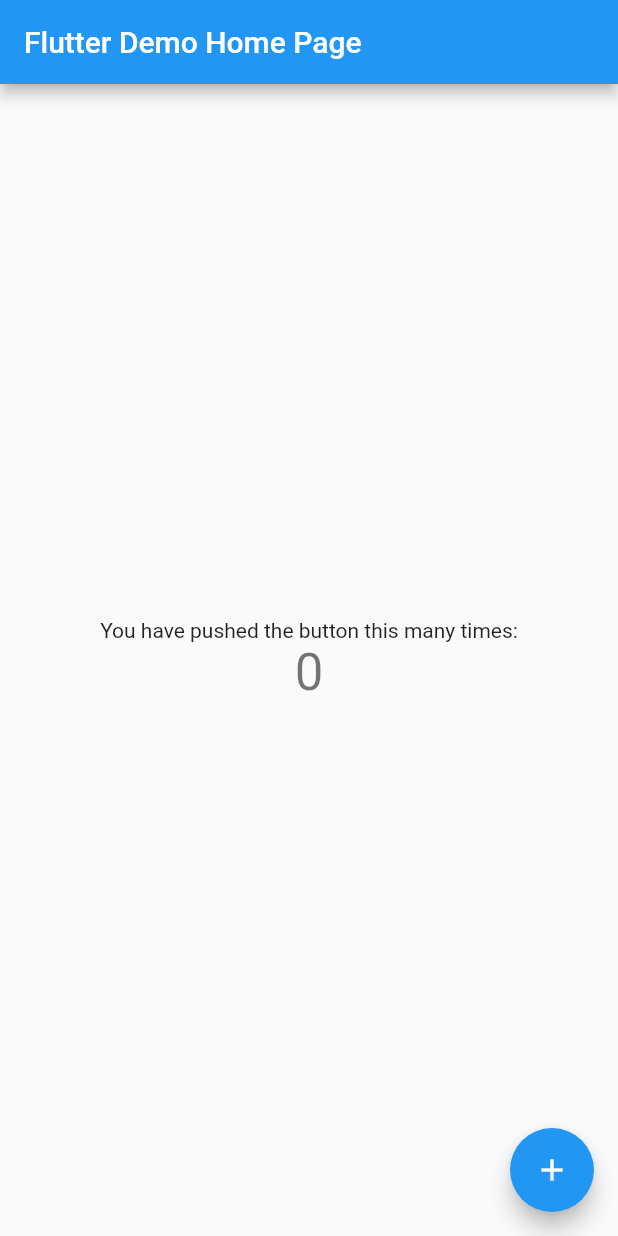
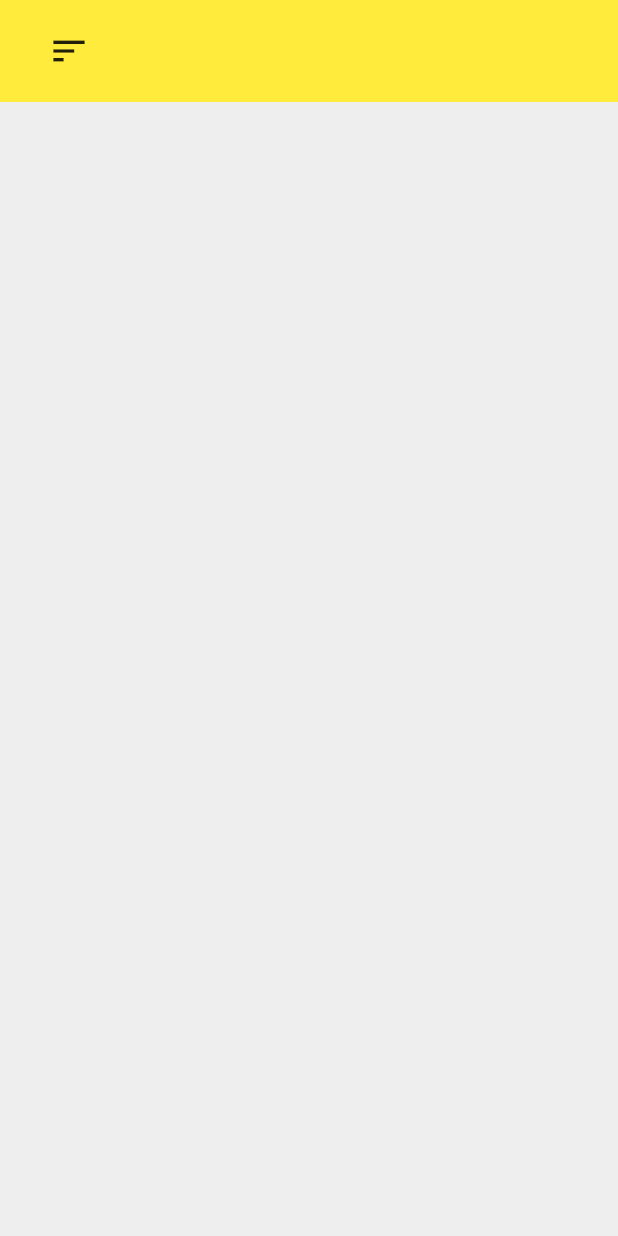
Before and after one commit to wasddsaw/flutter-todolist, a Flutter app: the screen it shows after launch, on a phone screen of 412 x 824 dp. Run offline on Flutter 3.47's test engine with Material 2 defaults, Android fonts, the phone set to English and light mode, and no system bars; our stand-ins replace google_fonts.

Commit message:
added google-font package /  navbar widget

```diff
--- a/lib/main.dart
+++ b/lib/main.dart
@@ -1,4 +1,6 @@
 import 'package:flutter/material.dart';
+import 'package:google_fonts/google_fonts.dart';
+import 'package:todolist/screens/home.dart';
 
 void main() {
   runApp(const MyApp());
@@ -10,58 +12,13 @@ class MyApp extends StatelessWidget {
   @override
   Widget build(BuildContext context) {
     return MaterialApp(
-      title: 'Flutter Demo',
+      title: 'Todolist Flutter',
       theme: ThemeData(
         primarySwatch: Colors.blue,
+        visualDensity: VisualDensity.adaptivePlatformDensity,
+        textTheme: GoogleFonts.montserratTextTheme(),
       ),
-      home: const MyHomePage(title: 'Flutter Demo Home Page'),
+      home: const Home()
     );
   }
 }
-
-class MyHomePage extends StatefulWidget {
-  const MyHomePage({Key? key, required this.title}) : super(key: key);
-
-  final String title;
-
-  @override
-  State<MyHomePage> createState() => _MyHomePageState();
-}
-
-class _MyHomePageState extends State<MyHomePage> {
-  int _counter = 0;
-
-  void _incrementCounter() {
-    setState(() {
-      _counter++;
-    });
-  }
-
-  @override
-  Widget build(BuildContext context) {
-    return Scaffold(
-      appBar: AppBar(
-        title: Text(widget.title),
-      ),
-      body: Center(
-        child: Column(
-          mainAxisAlignment: MainAxisAlignment.center,
-          children: <Widget>[
-            const Text(
-              'You have pushed the button this many times:',
-            ),
-            Text(
-              '$_counter',
-              style: Theme.of(context).textTheme.headline4,
-            ),
-          ],
-        ),
-      ),
-      floatingActionButton: FloatingActionButton(
-        onPressed: _incrementCounter,
-        tooltip: 'Increment',
-        child: const Icon(Icons.add),
-      ),
-    );
-  }
-}
--- /dev/null
+++ b/lib/screens/home.dart
@@ -0,0 +1,17 @@
+import 'package:flutter/material.dart';
+import 'package:todolist/widgets/navbar.dart';
+
+class Home extends StatelessWidget {
+  const Home({ Key? key }) : super(key: key);
+
+  @override
+  Widget build(BuildContext context) {
+    return Scaffold(
+      appBar: const Navbar(),
+      backgroundColor: Colors.grey[200],
+      body: Container(
+
+      ),
+    );
+  }
+}
--- /dev/null
+++ b/lib/widgets/navbar.dart
@@ -0,0 +1,37 @@
+import 'package:flutter/material.dart';
+
+class Navbar extends StatefulWidget implements PreferredSizeWidget {
+  const Navbar({ Key? key }) : super(key: key);
+
+  final double _prefferedHeight = 180.0;
+
+  @override
+  _NavbarState createState() => _NavbarState();
+
+  @override
+  Size get preferredSize => Size.fromHeight(_prefferedHeight);
+}
+
+class _NavbarState extends State<Navbar> {
+  @override
+  Widget build(BuildContext context) {
+    return Container(
+      decoration: const BoxDecoration(
+        color: Colors.yellow
+      ),
+      child: SafeArea(
+        child: Padding(
+          padding: const EdgeInsets.only(right: 32, left: 32, top: 20, bottom: 20),
+          child: Row(
+            children: const [
+              Icon(
+                Icons.sort,
+                size: 28,
+              ),
+            ],
+          ),
+        ),
+      ),
+    );
+  }
+}
--- a/pubspec.yaml
+++ b/pubspec.yaml
@@ -34,6 +34,7 @@ dependencies:
   # The following adds the Cupertino Icons font to your application.
   # Use with the CupertinoIcons class for iOS style icons.
   cupertino_icons: ^1.0.2
+  google_fonts: ^2.3.1
 
 dev_dependencies:
   flutter_test:
@@ -61,6 +62,8 @@ flutter:
   # assets:
   #   - images/a_dot_burr.jpeg
   #   - images/a_dot_ham.jpeg
+  assets:
+    - assets/images/
 
   # An image asset can refer to one or more resolution-specific "variants", see
   # https://flutter.dev/assets-and-images/#resolution-aware.
```
Also changed, not shown: pubspec.lock, 6 other files.
